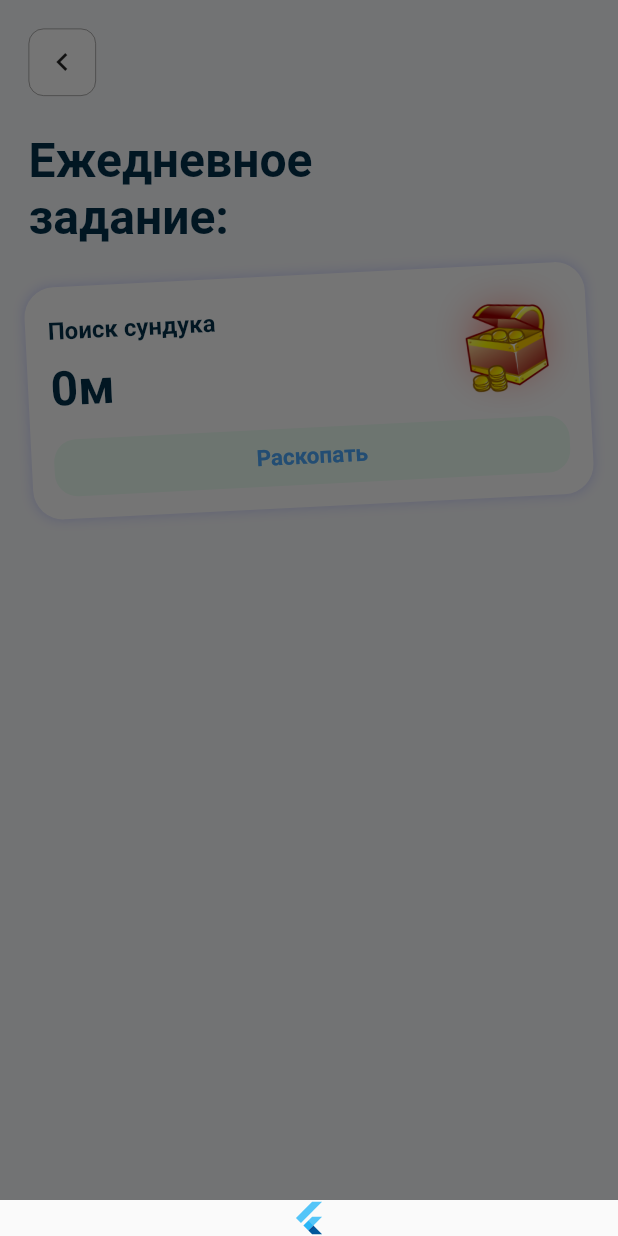
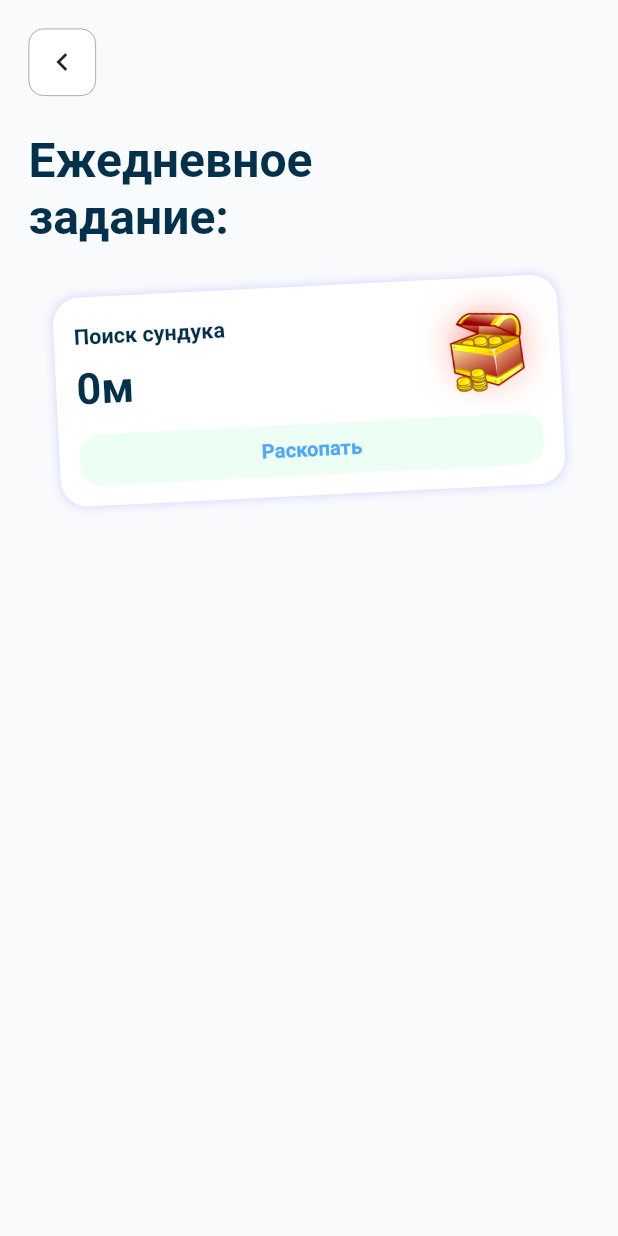
Before and after one commit to elijah-gichev/camp_app, a Flutter app: the screen it shows after launch, after a tap on "Поиск сундука", on a phone screen of 412 x 824 dp. Run offline on Flutter 3.47's test engine with Material 2 defaults, Android fonts, the phone set to English and light mode, and no system bars; our stand-ins replace another_flushbar, bloc, concentric_transition, confetti, dio, equatable and 13 more; missing offline and left inert: laravel_flutter_pusher, matrix4_transform, qr_code_scanner; accounts and stored records are empty.

Commit message:
did part of killer ficha screen

```diff
--- a/lib/core/router.dart
+++ b/lib/core/router.dart
@@ -20,6 +20,8 @@
 import 'package:camp_app/splash/splash_screen.dart';
 import 'package:flutter/material.dart';
 import 'package:flutter_bloc/flutter_bloc.dart';
+
+import '../kid/achivments/achivments_page.dart';
 
 class AppRouter {
   Route<dynamic>? onGenerateRoute(RouteSettings routeSettings) {
--- /dev/null
+++ b/lib/kid/achivments/achivments_controller.dart
@@ -0,0 +1,45 @@
+
+import 'dart:async';
+
+import 'package:flutter/material.dart';
+
+class AchivmentController {
+  final StreamController<bool> isEventExistController = StreamController();
+  final StreamController<int> stepsController = StreamController.broadcast();
+  final StreamController<bool> openCloseDialogController = StreamController();
+  final StreamController<bool> startShow = StreamController();
+
+  late final AnimationController buttonScaleController;
+
+  void init() {
+    final stepStream = Stream.periodic(Duration(seconds: 1), (i) => 5 - i);
+    final stepSubs = stepStream.listen((event) {
+      stepsController.add(event);
+    });
+    stepsController.stream.listen((event) async {
+      if (event == 0) {
+        stepSubs.cancel();
+
+        await buttonScaleController.reverse();
+        await Future.delayed(Duration(milliseconds: 50));
+        openCloseDialogController.add(true);
+        await Future.delayed(Duration(seconds: 3));
+        openCloseDialogController.add(false);
+        await Future.delayed(Duration(milliseconds: 50));
+        await buttonScaleController.forward();
+        await Future.delayed(Duration(seconds: 3));
+
+        await buttonScaleController.reverse();
+        await Future.delayed(Duration(milliseconds: 50));
+        startShow.add(true);
+        await Future.delayed(Duration(seconds: 3));
+        startShow.add(false);
+
+        await Future.delayed(Duration(milliseconds: 50));
+        await buttonScaleController.forward();
+        await Future.delayed(Duration(milliseconds: 50));
+        isEventExistController.add(false);
+      }
+    });
+  }
+}
--- /dev/null
+++ b/lib/kid/achivments/achivments_page.dart
@@ -0,0 +1,129 @@
+import 'package:flutter/material.dart';
+
+import '../main/ui/kid_main_page.dart';
+import '../widgets/kid_achivments.dart';
+import '../widgets/kid_current_activity.dart';
+import '../widgets/shift.dart';
+import 'achivments_controller.dart';
+import 'treusure_card.dart';
+
+class KidAchivmentsPage extends StatefulWidget {
+  const KidAchivmentsPage({Key? key}) : super(key: key);
+
+  @override
+  State<KidAchivmentsPage> createState() => _KidAchivmentsPageState();
+}
+
+class _KidAchivmentsPageState extends State<KidAchivmentsPage> {
+  late final AchivmentController achivmentController;
+
+  void showShowDilog() {
+    showDialog(
+      context: context,
+      builder: (context) {
+        return ShowDialog();
+      },
+    );
+  }
+
+  @override
+  void initState() {
+    super.initState();
+    achivmentController = AchivmentController();
+    achivmentController.init();
+    achivmentController.startShow.stream.listen((event) {
+      if (event) {
+        showDialog(
+          context: context,
+          builder: (context) {
+            return ShowDialog();
+          },
+        );
+      } else {
+        Navigator.of(context, rootNavigator: true).pop();
+      }
+    });
+    achivmentController.openCloseDialogController.stream.listen(
+      (event) {
+        if (event) {
+          showDialog(
+            context: context,
+            builder: (context) {
+              return AlertDialog(
+                title: Text('Подсказка'),
+                content: Text(
+                  'Для того чтобы открыть данный сундук вам необхадима помощь товарища',
+                ),
+              );
+            },
+          );
+        } else {
+          Navigator.of(context, rootNavigator: true).pop();
+        }
+      },
+    );
+  }
+
+  @override
+  Widget build(BuildContext context) {
+    return Hero(
+      tag: 'achivments',
+      createRectTween: createRectTween,
+      child: SafeArea(
+        child: Scaffold(
+          backgroundColor: KidTheme.of(context).backgorundColor,
+          body: Column(
+            crossAxisAlignment: CrossAxisAlignment.stretch,
+            children: [
+              Align(
+                alignment: Alignment.centerLeft,
+                child: MyBackButton(),
+              ),
+              SizedBox(
+                height: 24,
+              ),
+              Align(
+                alignment: Alignment.centerLeft,
+                child: Container(
+                  margin: EdgeInsets.only(
+                    left: 19,
+                    bottom: 19,
+                  ),
+                  child: GestureDetector(
+                    onTap: showShowDilog,
+                    child: Text(
+                      'Ежедневное\nзадание:',
+                      textAlign: TextAlign.left,
+                      style: TextStyle(
+                        color: KidTheme.of(context).cardTextColor,
+                        fontSize: 32,
+                        fontWeight: FontWeight.w600,
+                      ),
+                    ),
+                  ),
+                ),
+              ),
+              StreamBuilder(
+                stream: achivmentController.isEventExistController.stream,
+                initialData: true,
+                builder: (context, snapshot) {
+                  if (snapshot.data == true) {
+                    return Padding(
+                      padding: EdgeInsets.symmetric(
+                        horizontal: 19,
+                      ),
+                      child: TreasureCard(
+                        achivmentController: achivmentController,
+                      ),
+                    );
+                  }
+                  return Container();
+                },
+              ),
+            ],
+          ),
+        ),
+      ),
+    );
+  }
+}
--- /dev/null
+++ b/lib/kid/achivments/treusure_card.dart
@@ -0,0 +1,121 @@
+import 'package:flutter/material.dart';
+import 'package:flutter_hooks/flutter_hooks.dart';
+
+import '../main/ui/kid_main_page.dart';
+import '../widgets/kid_achivments.dart';
+import 'achivments_controller.dart';
+
+class TreasureCard extends HookWidget {
+  final AchivmentController achivmentController;
+
+  TreasureCard({
+    Key? key,
+    required this.achivmentController,
+  }) : super(key: key);
+  TickerFuture? buttonPressedState;
+
+  @override
+  Widget build(BuildContext context) {
+    final scaleController = useAnimationController(
+      lowerBound: 0.9,
+      upperBound: 1,
+      initialValue: 1,
+      duration: Duration(milliseconds: 100),
+    );
+
+    useEffect(() {
+      achivmentController.buttonScaleController = scaleController;
+    }, []);
+    useAnimation(scaleController);
+
+    return IntrinsicWidth(
+      child: Transform.scale(
+        scale: scaleController.value,
+        child: Transform.rotate(
+          angle: -0.05,
+          child: GestureDetector(
+            onTapDown: (_) {
+              buttonPressedState = scaleController.reverse();
+            },
+            onTapUp: (_) async {
+              await buttonPressedState;
+              buttonPressedState = scaleController.forward();
+            },
+            onTap: () async {
+              await buttonPressedState;
+            },
+            child: Center(
+              child: Container(
+                padding: const EdgeInsets.all(15),
+                decoration: BoxDecoration(
+                  color: KidTheme.of(context).cardColor,
+                  borderRadius: const BorderRadius.all(
+                    Radius.circular(20),
+                  ),
+                  boxShadow: [
+                    BoxShadow(
+                      color:
+                          KidTheme.of(context).buttonTextColor.withOpacity(0.2),
+                      spreadRadius: 1,
+                      blurRadius: 5,
+                      offset: Offset.zero,
+                    ),
+                  ],
+                ),
+                child: Column(
+                  crossAxisAlignment: CrossAxisAlignment.start,
+                  mainAxisSize: MainAxisSize.min,
+                  children: [
+                    Row(
+                      children: [
+                        Column(
+                          crossAxisAlignment: CrossAxisAlignment.start,
+                          children: [
+                            Text(
+                              'Поиск сундука',
+                              style: TextStyle(
+                                fontSize: 16,
+                                fontWeight: FontWeight.w600,
+                                color: KidTheme.of(context).cardTextColor,
+                              ),
+                            ),
+                            SizedBox(
+                              height: 10,
+                            ),
+                            StreamBuilder(
+                              stream:
+                                  achivmentController.stepsController.stream,
+                              initialData: 5,
+                              builder: (context, snapshot) {
+                                return Text(
+                                  '${snapshot.data}м',
+                                  style: TextStyle(
+                                    fontSize: 32,
+                                    fontWeight: FontWeight.w600,
+                                    color: KidTheme.of(context).cardTextColor,
+                                  ),
+                                );
+                              },
+                            ),
+                          ],
+                        ),
+                        Spacer(),
+                        TreasureImage(
+                          size: 77,
+                        ),
+                      ],
+                    ),
+                    SizedBox(
+                      height: 10,
+                    ),
+                    AchivmentButton(),
+                  ],
+                ),
+              ),
+            ),
+          ),
+        ),
+      ),
+    );
+  }
+}
--- a/lib/kid/widgets/kid_achivments.dart
+++ b/lib/kid/widgets/kid_achivments.dart
@@ -5,12 +5,14 @@
 import 'package:camp_app/kid/main/ui/kid_main_page.dart';
 import 'package:camp_app/kid/widgets/kid_current_activity.dart';
 import 'package:camp_app/kid/widgets/shift.dart';
+import 'package:confetti/confetti.dart';
 import 'package:flutter/gestures.dart';
 import 'package:flutter/material.dart' hide AnimatedIcon;
 import 'package:flutter/scheduler.dart';
 import 'package:flutter_hooks/flutter_hooks.dart';
 import 'package:flutter_svg/flutter_svg.dart';
 
+import '../achivments/confetti.dart';
 import 'kid_card.dart';
 import 'lid_card_progress_bar.dart';
 
@@ -43,215 +45,122 @@
   }
 }
 
-class KidAchivmentsPage extends StatefulWidget {
-  const KidAchivmentsPage({Key? key}) : super(key: key);
-
-  @override
-  State<KidAchivmentsPage> createState() => _KidAchivmentsPageState();
-}
-
-class _KidAchivmentsPageState extends State<KidAchivmentsPage> {
-  late final AchivmentController achivmentController;
-
-  @override
-  void initState() {
-    super.initState();
-    achivmentController = AchivmentController();
-    achivmentController.init();
-    achivmentController.openCloseDialogController.stream.listen(
-      (event) {
-        if (event) {
-          showDialog(
-            context: context,
-            builder: (context) {
-              return AlertDialog(
-                title: Text('Подсказка'),
-                content: Text(
-                  'Для того чтобы открыть данный сундук вам необхадима помощь товарища',
-                ),
-              );
-            },
-          );
-        } else {
-          Navigator.of(context, rootNavigator: true).pop();
-        }
-      },
-    );
-  }
+class ShowDialog extends HookWidget {
+  const ShowDialog({
+    Key? key,
+  }) : super(key: key);
 
   @override
   Widget build(BuildContext context) {
-    return Hero(
-      tag: 'achivments',
-      createRectTween: createRectTween,
-      child: SafeArea(
-        child: Scaffold(
-          backgroundColor: KidTheme.of(context).backgorundColor,
-          body: Column(
-            crossAxisAlignment: CrossAxisAlignment.stretch,
-            children: [
-              Align(
-                alignment: Alignment.centerLeft,
-                child: MyBackButton(),
-              ),
-              SizedBox(
-                height: 24,
-              ),
-              Align(
-                alignment: Alignment.centerLeft,
-                child: Container(
-                  margin: EdgeInsets.only(
-                    left: 19,
-                    bottom: 19,
-                  ),
-                  child: Text(
-                    'Ежедневное\nзадание:',
-                    textAlign: TextAlign.left,
-                    style: TextStyle(
-                      color: KidTheme.of(context).cardTextColor,
-                      fontSize: 32,
-                      fontWeight: FontWeight.w600,
+    final duration = Duration(seconds: 1);
+    final showController = useAnimationController(duration: duration);
+    useAnimation(showController);
+
+    showController.forward();
+
+    return Opacity(
+      opacity: showController.value,
+      child: AlertDialog(
+        title: Text('Подсказка'),
+        content: UnconstrainedBox(
+          child: TreasureImageDialog(
+            size: 130,
           ),
         ),
-                ),
-              ),
-              StreamBuilder(
-                stream: achivmentController.isEventExistController.stream,
-                initialData: true,
-                builder: (context, snapshot) {
-                  if (snapshot.data == true) {
-                    return Padding(
-                      padding: EdgeInsets.symmetric(
-                        horizontal: 19,
-                      ),
-                      child: TreasureCard(
-                        achivmentController: achivmentController,
-                      ),
-                    );
-                  }
-                  return Container();
-                },
-              ),
-            ],
-          ),
+        shape: RoundedRectangleBorder(
+          borderRadius: BorderRadius.circular(20),
         ),
       ),
     );
   }
 }
 
-class TreasureCard extends HookWidget {
-  final AchivmentController achivmentController;
+class TreasureImageDialog extends HookWidget {
+  final double size;
 
-  TreasureCard({
+  const TreasureImageDialog({
     Key? key,
-    required this.achivmentController,
+    required this.size,
   }) : super(key: key);
-  TickerFuture? buttonPressedState;
+
+  Color _colorFromValue(double value) {
+    return HSVColor.lerp(
+      HSVColor.fromColor(Colors.redAccent),
+      HSVColor.fromColor(Colors.deepPurpleAccent),
+      value,
+    )!
+        .toColor();
+  }
 
   @override
   Widget build(BuildContext context) {
-    final scaleController = useAnimationController(
-      lowerBound: 0.9,
-      upperBound: 1,
-      initialValue: 1,
-      duration: Duration(milliseconds: 100),
+    final shadowColorAnimation = useAnimationController(
+      duration: Duration(seconds: 3),
+    );
+    final shadowOffseAnimation = useAnimationController(
+      duration: Duration(seconds: 6),
     );
 
-    useEffect(() {
-      achivmentController.buttonScaleController = scaleController;
-    }, []);
+    shadowColorAnimation
+      ..forward()
+      ..repeat();
+    useAnimation(shadowColorAnimation);
+    shadowOffseAnimation
+      ..forward()
+      ..repeat();
+    useAnimation(shadowOffseAnimation);
+    final transformer = KidCardTransformer(
+      shadowOffset: shadowOffseAnimation.value,
+      shadowColor: _colorFromValue(shadowColorAnimation.value),
+    );
+
+    final rotationController = useAnimationController(
+      duration: Duration(seconds: 2),
+    );
+    useAnimation(rotationController);
+
+    rotationController
+      ..forward()
+      ..repeat();
+
+    final scaleController = useAnimationController(
+      lowerBound: 0,
+      upperBound: pi,
+      duration: Duration(seconds: 2),
+    );
+
     useAnimation(scaleController);
 
-    return IntrinsicWidth(
+    scaleController.forward();
+
+    return Transform.rotate(
+      angle: 0.05 * cos(rotationController.value * 2 * pi),
       child: Transform.scale(
-        scale: scaleController.value,
-        child: Transform.rotate(
-          angle: -0.05,
-          child: GestureDetector(
-            onTapDown: (_) {
-              buttonPressedState = scaleController.reverse();
-            },
-            onTapUp: (_) async {
-              await buttonPressedState;
-              buttonPressedState = scaleController.forward();
-            },
-            onTap: () async {
-              await buttonPressedState;
-              showModalBottomSheet(
-                context: context,
-                builder: (_) => FlutterLogo(),
-              );
-            },
-            child: Center(
-              child: Container(
-                padding: const EdgeInsets.all(15),
+        scale: 1.5 * sin(scaleController.value) + 1,
+        child: DecoratedBox(
           decoration: BoxDecoration(
-                  color: KidTheme.of(context).cardColor,
-                  borderRadius: const BorderRadius.all(
-                    Radius.circular(20),
-                  ),
+            shape: BoxShape.circle,
             boxShadow: [
               BoxShadow(
-                      color:
-                          KidTheme.of(context).buttonTextColor.withOpacity(0.2),
-                      spreadRadius: 1,
-                      blurRadius: 5,
-                      offset: Offset.zero,
+                color: _colorFromValue(shadowColorAnimation.value),
+                spreadRadius: -5,
+                blurRadius: 30,
+                offset: Offset(
+                  sin(4 * pi * shadowOffseAnimation.value) * 2,
+                  cos(6 * pi * shadowOffseAnimation.value) * 2,
+                ),
               ),
             ],
           ),
-                child: Column(
-                  crossAxisAlignment: CrossAxisAlignment.start,
-                  mainAxisSize: MainAxisSize.min,
+          child: Stack(
             children: [
-                    Row(
-                      children: [
-                        Column(
-                          crossAxisAlignment: CrossAxisAlignment.start,
-                          children: [
-                            Text(
-                              'Поиск сундука',
-                              style: TextStyle(
-                                fontSize: 16,
-                                fontWeight: FontWeight.w600,
-                                color: KidTheme.of(context).cardTextColor,
-                              ),
-                            ),
-                            SizedBox(
-                              height: 10,
-                            ),
-                            StreamBuilder(
-                              stream:
-                                  achivmentController.stepsController.stream,
-                              initialData: 5,
-                              builder: (context, snapshot) {
-                                return Text(
-                                  '${snapshot.data}м',
-                                  style: TextStyle(
-                                    fontSize: 32,
-                                    fontWeight: FontWeight.w600,
-                                    color: KidTheme.of(context).cardTextColor,
-                                  ),
-                                );
-                              },
+              Confetti(),
+              Image.asset(
+                'assets/images/treasure.png',
+                width: size,
+                height: size,
               ),
             ],
-                        ),
-                        Spacer(),
-                        TreasureImage(
-                          size: 77,
-                        ),
-                      ],
-                    ),
-                    SizedBox(
-                      height: 10,
-                    ),
-                    AchivmentButton(),
-                  ],
-                ),
-              ),
-            ),
           ),
         ),
       ),
@@ -362,37 +271,3 @@
     );
   }
 }
-
-class AchivmentController {
-  final StreamController<bool> isEventExistController = StreamController();
-  final StreamController<int> stepsController = StreamController.broadcast();
-  final StreamController<bool> openCloseDialogController = StreamController();
-  final StreamController<bool> startShow = StreamController();
-
-  late final AnimationController buttonScaleController;
-
-  void init() {
-    final stepStream = Stream.periodic(Duration(seconds: 1), (i) => 2 - i);
-    final stepSubs = stepStream.listen((event) {
-      stepsController.add(event);
-    });
-    stepsController.stream.listen((event) async {
-      if (event == 0) {
-        stepSubs.cancel();
-
-        // await buttonScaleController.reverse();
-        // await Future.delayed(Duration(milliseconds: 50));
-        // openCloseDialogController.add(true);
-        // await Future.delayed(Duration(seconds: 3));
-        // openCloseDialogController.add(false);
-        // await Future.delayed(Duration(milliseconds: 50));
-        // await buttonScaleController.forward();
-        // await Future.delayed(Duration(seconds: 3));
-
-        await buttonScaleController.reverse();
-        await Future.delayed(Duration(milliseconds: 50));
-        startShow.add(true);
-      }
-    });
-  }
-}
```
Also changed, not shown: lib/kid/achivments/confetti.dart (added, +72 -0 lines). Lines whose indentation alone changed are shown as unchanged.
